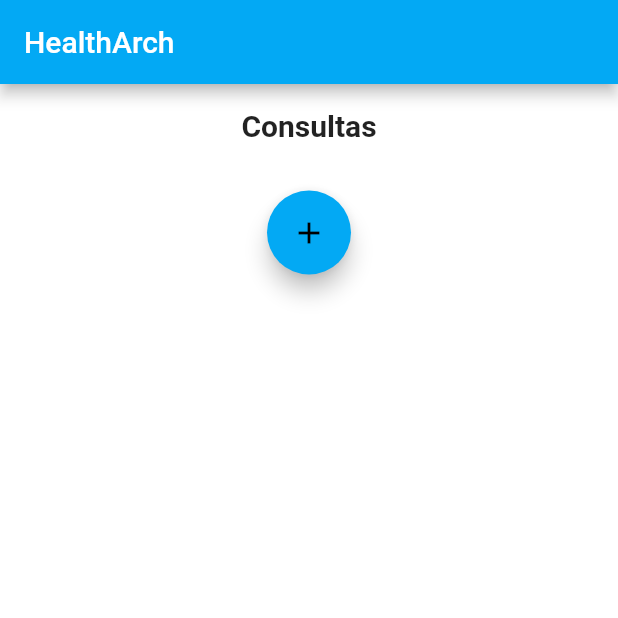
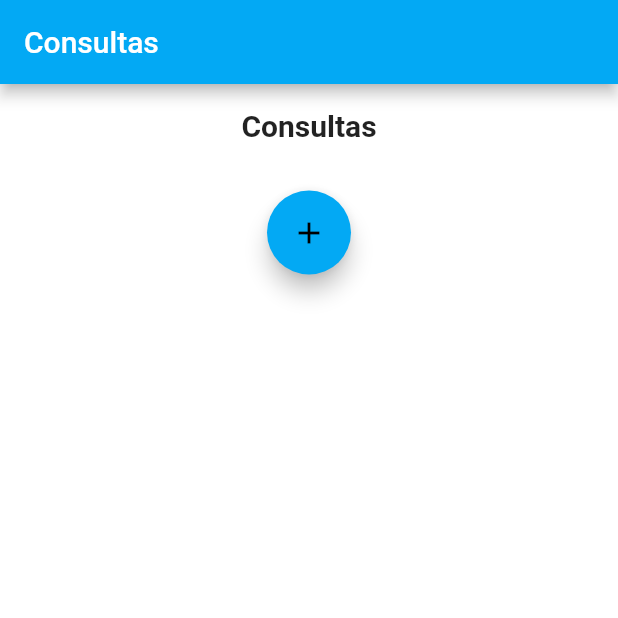
Before and after one commit to GABRIEL-ASSYS/HealthArch-Flutter-2.0, a Flutter app: the ConsultasScreen screen opened directly, on a phone screen of 412 x 824 dp, the top half of it. Run offline on Flutter 3.47's test engine with Material 2 defaults, Android fonts, the phone set to English and light mode, and no system bars; our stand-ins replace cloud_firestore, firebase_auth, firebase_core; accounts and stored records are empty.

Commit message:
Update consultas_screen.dart

```diff
--- a/lib/screens/Consultas/consultas_screen.dart
+++ b/lib/screens/Consultas/consultas_screen.dart
@@ -83,7 +83,7 @@ class ConsultasScreenState extends State<ConsultasScreen> {
     return Scaffold(
       appBar: AppBar(
          title: const Text(
-          'HealthArch',
+          'Consultas',
           style: TextStyle(color: Colors.white),
         ),
       ),
```
